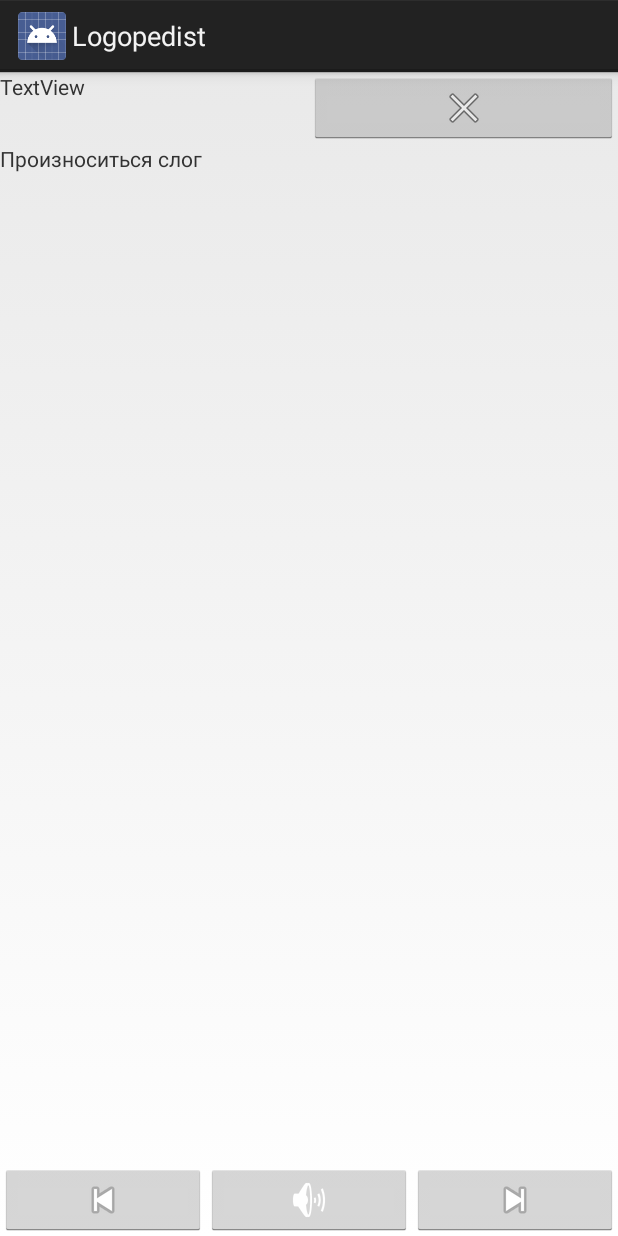
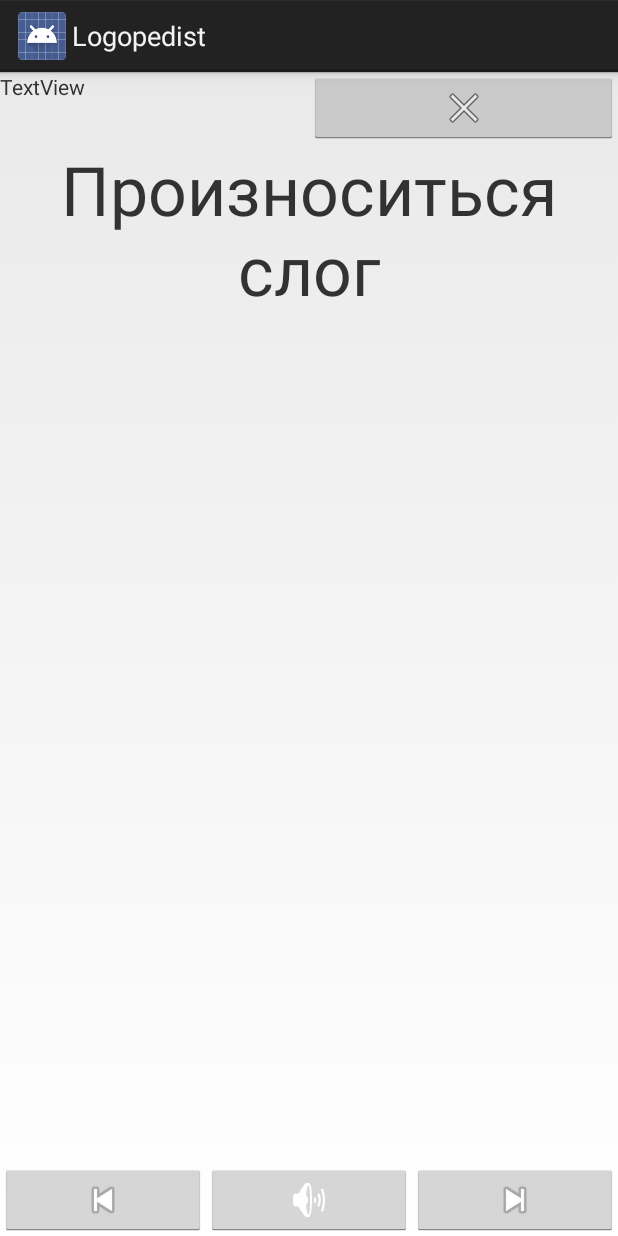
Before and after one commit to lexanuch/Logopedist, an Android app: the ExercisesSyllableActivity screen opened directly, with no data from a screen before it, on a phone screen of 412 x 824 dp. Run offline under Robolectric (Android 15) with nearby library versions, the phone set to English and light mode, and no system bars.

Commit message:
23-05-2018

```diff
--- a/app/src/main/java/ru/mobasti/logopedist/SyllableActivity.java
+++ b/app/src/main/java/ru/mobasti/logopedist/SyllableActivity.java
@@ -60,4 +60,9 @@ public class SyllableActivity extends Activity {
         startActivity(intent);
 
     }
+
+    public void onClick_imageButton_replay(View view) {
+
+        VideoSyllable.start();
+    }
 }
--- a/app/src/main/res/layout/activity_exercises.xml
+++ b/app/src/main/res/layout/activity_exercises.xml
@@ -43,13 +43,17 @@
                 android:id="@+id/textView9"
                 android:layout_width="match_parent"
                 android:layout_height="wrap_content"
-                android:text="Произноситься слог" />
+                android:gravity="center"
+                android:text="Произноситься слог"
+                android:textAppearance="@android:style/TextAppearance.Material.Display2" />
 
             <TextView
                 android:id="@+id/textView_NameSyllable"
                 android:layout_width="match_parent"
                 android:layout_height="wrap_content"
-                android:text="TextView" />
+                android:gravity="center"
+                android:text="TextView"
+                android:textAppearance="@android:style/TextAppearance.Material.Display4" />
 
             <LinearLayout
                 android:layout_width="match_parent"
```
Also changed, not shown: app/src/main/res/layout/activity_syllable.xml (+8 -0 lines).
